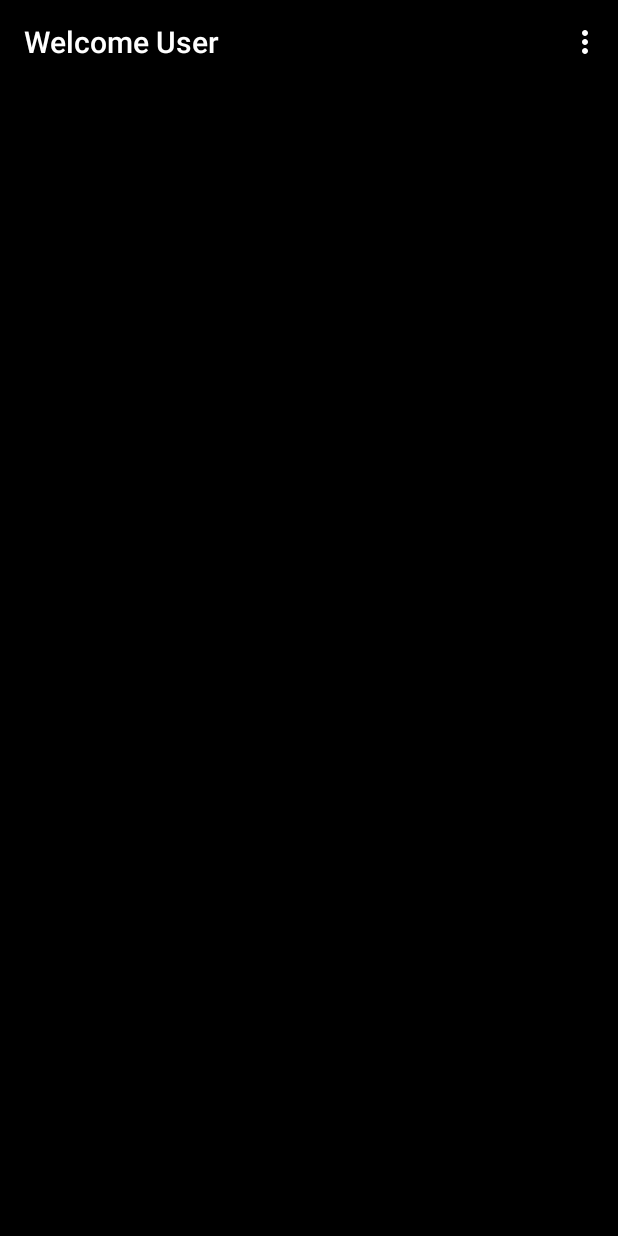
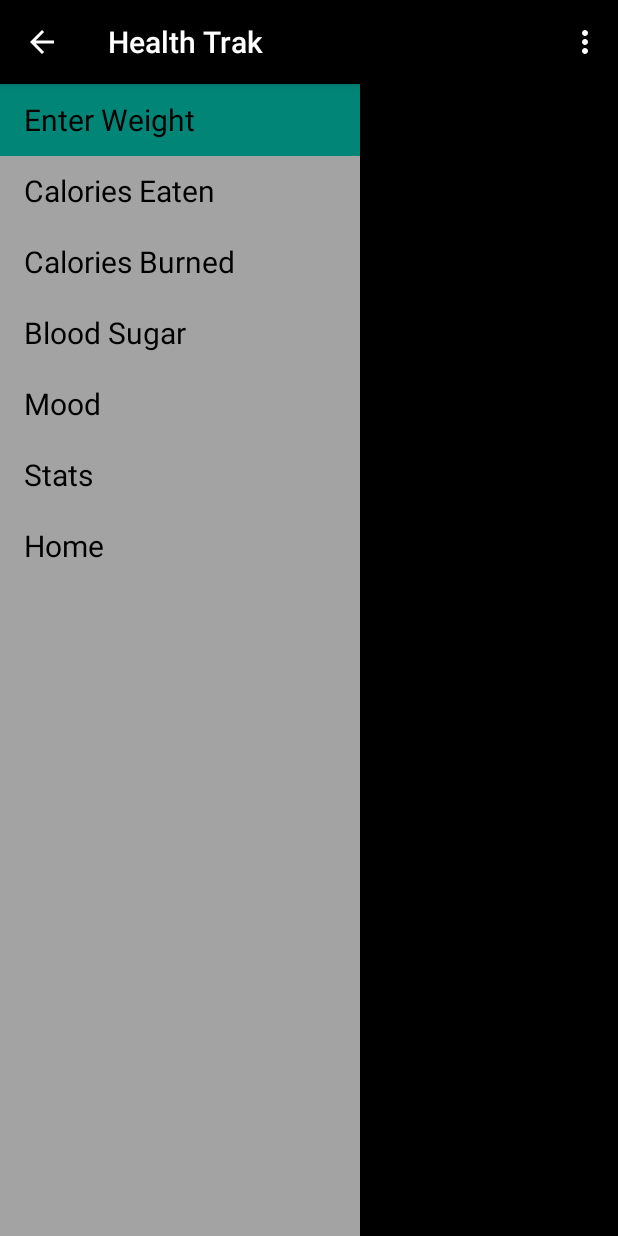
Before and after one commit to arun6060/HealthTrak, an Android app: the WelcomeUser screen opened directly, with no data from a screen before it, on a phone screen of 412 x 824 dp. Before the commit the screen is almost empty. Run offline under Robolectric (Android 15) with nearby library versions, the phone set to English and light mode, and no system bars; 2 statements that could not run were skipped.

Commit message:
- Added submit button to login and new user, this button navigates to the new activity NewUser - Added Action bar Activities - Added Navigation Drawer - Retooled and added comments for both the xml and java

```diff
--- a/app/src/main/AndroidManifest.xml
+++ b/app/src/main/AndroidManifest.xml
@@ -28,10 +28,6 @@
             android:name=".WelcomeUser"
             android:label="@string/title_activity_welcome_user" >
         </activity>
-        <activity
-            android:name=".WelcomeUser"
-            android:label="@string/title_activity_welcome_user" >
-        </activity>
     </application>
 
 </manifest>
--- /dev/null
+++ b/app/src/main/java/com/fitness/health_inc/healthtrak/NavigationDrawerFragment.java
@@ -0,0 +1,299 @@
+package com.fitness.health_inc.healthtrak;
+
+import android.support.v7.app.ActionBarActivity;
+import android.app.Activity;
+import android.support.v7.app.ActionBar;
+import android.support.v4.app.Fragment;
+import android.support.v4.app.ActionBarDrawerToggle;
+import android.support.v4.view.GravityCompat;
+import android.support.v4.widget.DrawerLayout;
+import android.content.SharedPreferences;
+import android.content.res.Configuration;
+import android.os.Bundle;
+import android.preference.PreferenceManager;
+import android.view.LayoutInflater;
+import android.view.Menu;
+import android.view.MenuInflater;
+import android.view.MenuItem;
+import android.view.View;
+import android.view.ViewGroup;
+import android.widget.AdapterView;
+import android.widget.ArrayAdapter;
+import android.widget.ListView;
+import android.widget.Toast;
+
+/**
+ * Fragment used for managing interactions for and presentation of a navigation drawer.
+ * See the <a href="https://developer.android.com/design/patterns/navigation-drawer.html#Interaction">
+ * design guidelines</a> for a complete explanation of the behaviors implemented here.
+ */
+public class NavigationDrawerFragment extends Fragment {
+
+    /**
+     * Remember the position of the selected item.
+     */
+    private static final String STATE_SELECTED_POSITION = "selected_navigation_drawer_position";
+
+
+    /**
+     * This is used to ensure that the user is aware of the drawer, this is implemented in the code
+     * found within the onCreate method.
+     */
+    private static final String PREF_USER_LEARNED_DRAWER = "navigation_drawer_learned";
+
+    /**
+     * A pointer to the current callbacks instance (the Activity).
+     */
+    private NavigationDrawerCallbacks mCallbacks;
+
+    /**
+     * Helper component that ties the action bar to the navigation drawer.
+     */
+    private ActionBarDrawerToggle mDrawerToggle;
+
+    private DrawerLayout mDrawerLayout;
+    private ListView mDrawerListView;
+    private View mFragmentContainerView;
+
+    private int mCurrentSelectedPosition = 0;
+    private boolean mFromSavedInstanceState;
+    private boolean mUserLearnedDrawer;
+
+    public NavigationDrawerFragment() {
+    }
+
+
+    @Override
+    public void onCreate(Bundle savedInstanceState) {
+        super.onCreate(savedInstanceState);
+
+        // Read in the flag indicating whether or not the user has demonstrated awareness of the
+        // drawer. See PREF_USER_LEARNED_DRAWER for details.
+        SharedPreferences sp = PreferenceManager.getDefaultSharedPreferences(getActivity());
+        mUserLearnedDrawer = sp.getBoolean(PREF_USER_LEARNED_DRAWER, false);
+
+        if (savedInstanceState != null) {
+            mCurrentSelectedPosition = savedInstanceState.getInt(STATE_SELECTED_POSITION);
+            mFromSavedInstanceState = true;
+        }
+
+        // Select either the default item (0) or the last selected item.
+        selectItem(mCurrentSelectedPosition);
+    }
+
+    @Override
+    public void onActivityCreated(Bundle savedInstanceState) {
+        super.onActivityCreated(savedInstanceState);
+        // Indicate that this fragment would like to influence the set of actions in the action bar.
+        // Setting value to true allows for upper left hand corner action bar press for access.
+        // Setting value to false disables upper left hand corner action bar press for access.
+        setHasOptionsMenu(true);
+    }
+
+    @Override
+    public View onCreateView(LayoutInflater inflater, ViewGroup container,
+                             Bundle savedInstanceState) {
+        //Inflates the view allowing the user to see the Navigation Drawer.
+        mDrawerListView = (ListView) inflater.inflate(
+                R.layout.fragment_navigation_drawer, container, false);
+        //This allows the user to click the options within the Navigation Drawer and navigate
+        //to the associated section.
+        mDrawerListView.setOnItemClickListener(new AdapterView.OnItemClickListener() {
+            @Override
+            public void onItemClick(AdapterView<?> parent, View view, int position, long id) {
+                selectItem(position);
+            }
+        });
+
+        //This is used to display the titles to each section found within the drawer and uses
+        //the string assets created in the strings.xml file.
+        mDrawerListView.setAdapter(new ArrayAdapter<String>(
+                getActionBar().getThemedContext(),
+                android.R.layout.simple_list_item_activated_1,
+                android.R.id.text1,
+                new String[]{
+                        getString(R.string.title_section1),
+                        getString(R.string.title_section2),
+                        getString(R.string.title_section3),
+                        getString(R.string.title_section4),
+                        getString(R.string.title_section5),
+                        getString(R.string.title_section6),
+                        getString(R.string.title_section7),
+                }));
+        mDrawerListView.setItemChecked(mCurrentSelectedPosition, true);
+        return mDrawerListView;
+    }
+
+    public boolean isDrawerOpen() {
+        return mDrawerLayout != null && mDrawerLayout.isDrawerOpen(mFragmentContainerView);
+    }
+
+    /**
+     * Users of this fragment must call this method to set up the navigation drawer interactions.
+     *
+     * @param fragmentId   The android:id of this fragment in its activity's layout.
+     * @param drawerLayout The DrawerLayout containing this fragment's UI.
+     */
+    public void setUp(int fragmentId, DrawerLayout drawerLayout) {
+        mFragmentContainerView = getActivity().findViewById(fragmentId);
+        mDrawerLayout = drawerLayout;
+
+        // set a custom shadow that overlays the main content when the drawer opens
+        mDrawerLayout.setDrawerShadow(R.drawable.drawer_shadow, GravityCompat.START);
+        // set up the drawer's list view with items and click listener
+
+        ActionBar actionBar = getActionBar();
+        actionBar.setDisplayHomeAsUpEnabled(true);
+        actionBar.setHomeButtonEnabled(true);
+
+        // ActionBarDrawerToggle ties together the the proper interactions
+        // between the navigation drawer and the action bar app icon.
+        mDrawerToggle = new ActionBarDrawerToggle(
+                getActivity(),                    /* host Activity */
+                mDrawerLayout,                    /* DrawerLayout object */
+                R.drawable.ic_drawer,             /* nav drawer image to replace 'Up' caret */
+                R.string.navigation_drawer_open,  /* "open drawer" description for accessibility */
+                R.string.navigation_drawer_close  /* "close drawer" description for accessibility */
+        ) {
+            @Override
+            public void onDrawerClosed(View drawerView) {
+                super.onDrawerClosed(drawerView);
+                if (!isAdded()) {
+                    return;
+                }
+
+                getActivity().supportInvalidateOptionsMenu(); // calls onPrepareOptionsMenu()
+            }
+
+            @Override
+            public void onDrawerOpened(View drawerView) {
+                super.onDrawerOpened(drawerView);
+                if (!isAdded()) {
+                    return;
+                }
+
+                if (!mUserLearnedDrawer) {
+                    // The user manually opened the drawer; store this flag to prevent auto-showing
+                    // the navigation drawer automatically in the future.
+                    mUserLearnedDrawer = true;
+                    SharedPreferences sp = PreferenceManager
+                            .getDefaultSharedPreferences(getActivity());
+                    sp.edit().putBoolean(PREF_USER_LEARNED_DRAWER, true).apply();
+                }
+
+                getActivity().supportInvalidateOptionsMenu(); // calls onPrepareOptionsMenu()
+            }
+        };
+
+        // If the user hasn't 'learned' about the drawer, open it to introduce them to the drawer,
+        // per the navigation drawer design guidelines.
+        if (!mUserLearnedDrawer && !mFromSavedInstanceState) {
+            mDrawerLayout.openDrawer(mFragmentContainerView);
+        }
+
+        // Defer code dependent on restoration of previous instance state.
+        mDrawerLayout.post(new Runnable() {
+            @Override
+            public void run() {
+                mDrawerToggle.syncState();
+            }
+        });
+
+        mDrawerLayout.setDrawerListener(mDrawerToggle);
+    }
+
+    private void selectItem(int position) {
+        mCurrentSelectedPosition = position;
+        if (mDrawerListView != null) {
+            mDrawerListView.setItemChecked(position, true);
+        }
+        if (mDrawerLayout != null) {
+            mDrawerLayout.closeDrawer(mFragmentContainerView);
+        }
+        if (mCallbacks != null) {
+            mCallbacks.onNavigationDrawerItemSelected(position);
+        }
+    }
+
+    @Override
+    public void onAttach(Activity activity) {
+        super.onAttach(activity);
+        try {
+            mCallbacks = (NavigationDrawerCallbacks) activity;
+        } catch (ClassCastException e) {
+            throw new ClassCastException("Activity must implement NavigationDrawerCallbacks.");
+        }
+    }
+
+    @Override
+    public void onDetach() {
+        super.onDetach();
+        mCallbacks = null;
+    }
+
+    @Override
+    public void onSaveInstanceState(Bundle outState) {
+        super.onSaveInstanceState(outState);
+        outState.putInt(STATE_SELECTED_POSITION, mCurrentSelectedPosition);
+    }
+
+    @Override
+    public void onConfigurationChanged(Configuration newConfig) {
+        super.onConfigurationChanged(newConfig);
+        // Forward the new configuration the drawer toggle component.
+        mDrawerToggle.onConfigurationChanged(newConfig);
+    }
+
+    @Override
+    public void onCreateOptionsMenu(Menu menu, MenuInflater inflater) {
+        // If the drawer is open, show the global app actions in the action bar.
+        // This controls the top-left area of the action bar.
+        if (mDrawerLayout != null && isDrawerOpen()) {
+            inflater.inflate(R.menu.global, menu);
+            showGlobalContextActionBar();
+        }
+        super.onCreateOptionsMenu(menu, inflater);
+    }
+
+    @Override
+    public boolean onOptionsItemSelected(MenuItem item) {
+
+        if (mDrawerToggle.onOptionsItemSelected(item)) {
+            return true;
+        }
+
+        // This if statement utilizes the information found within the fragment_navigation_drawer
+        // layout
+        if (item.getItemId() == R.id.action_example) {
+            Toast.makeText(getActivity(), "Example action.", Toast.LENGTH_SHORT).show();
+            return true;
+        }
+
+        return super.onOptionsItemSelected(item);
+    }
+
+    /**
+     * Per the navigation drawer design guidelines, updates the action bar to show the global app
+     * 'context', rather than just what's in the current screen.
+     */
+    private void showGlobalContextActionBar() {
+        ActionBar actionBar = getActionBar();
+        actionBar.setDisplayShowTitleEnabled(true);
+        actionBar.setNavigationMode(ActionBar.NAVIGATION_MODE_STANDARD);
+        actionBar.setTitle(R.string.app_name);
+    }
+
+    private ActionBar getActionBar() {
+        return ((ActionBarActivity) getActivity()).getSupportActionBar();
+    }
+
+    /**
+     * Callbacks interface that all activities using this fragment must implement.
+     */
+    public static interface NavigationDrawerCallbacks {
+        /**
+         * Called when an item in the navigation drawer is selected.
+         */
+        void onNavigationDrawerItemSelected(int position);
+    }
+}
--- a/app/src/main/java/com/fitness/health_inc/healthtrak/WelcomeUser.java
+++ b/app/src/main/java/com/fitness/health_inc/healthtrak/WelcomeUser.java
@@ -1,25 +1,106 @@
 package com.fitness.health_inc.healthtrak;
 
+import android.app.Activity;
 import android.support.v7.app.ActionBarActivity;
+import android.support.v7.app.ActionBar;
+import android.support.v4.app.Fragment;
+import android.support.v4.app.FragmentManager;
+import android.content.Context;
+import android.os.Build;
 import android.os.Bundle;
+import android.view.Gravity;
+import android.view.LayoutInflater;
 import android.view.Menu;
 import android.view.MenuItem;
+import android.view.View;
+import android.view.ViewGroup;
+import android.support.v4.widget.DrawerLayout;
+import android.widget.ArrayAdapter;
+import android.widget.TextView;
 
 
-public class WelcomeUser extends ActionBarActivity {
+public class WelcomeUser extends ActionBarActivity
+        implements NavigationDrawerFragment.NavigationDrawerCallbacks {
+
+    /**
+     * Fragment managing the behaviors, interactions and presentation of the navigation drawer.
+     */
+    private NavigationDrawerFragment mNavigationDrawerFragment;
+
+    /**
+     * Used to store the last screen title. For use in {@link #restoreActionBar()}.
+     */
+    private CharSequence mTitle;
 
     @Override
     protected void onCreate(Bundle savedInstanceState) {
         super.onCreate(savedInstanceState);
         setContentView(R.layout.activity_welcome_user);
+
+        mNavigationDrawerFragment = (NavigationDrawerFragment)
+                getSupportFragmentManager().findFragmentById(R.id.navigation_drawer);
+        mTitle = getTitle();
+
+        // Set up the drawer.
+        mNavigationDrawerFragment.setUp(
+                R.id.navigation_drawer,
+                (DrawerLayout) findViewById(R.id.drawer_layout));
+    }
+
+    @Override
+    public void onNavigationDrawerItemSelected(int position) {
+        // update the main content by replacing fragments
+        FragmentManager fragmentManager = getSupportFragmentManager();
+        fragmentManager.beginTransaction()
+                .replace(R.id.container, PlaceholderFragment.newInstance(position + 1))
+                .commit();
+    }
+
+    public void onSectionAttached(int number) {
+        switch (number) {
+            case 1:
+                mTitle = getString(R.string.title_section1);
+                break;
+            case 2:
+                mTitle = getString(R.string.title_section2);
+                break;
+            case 3:
+                mTitle = getString(R.string.title_section3);
+                break;
+            case 4:
+                mTitle = getString(R.string.title_section4);
+                break;
+            case 5:
+                mTitle = getString(R.string.title_section5);
+                break;
+            case 6:
+                mTitle = getString(R.string.title_section6);
+                break;
+            case 7:
+                mTitle = getString(R.string.title_section6);
+                break;
+        }
+    }
+
+    public void restoreActionBar() {
+        ActionBar actionBar = getSupportActionBar();
+        actionBar.setNavigationMode(ActionBar.NAVIGATION_MODE_STANDARD);
+        actionBar.setDisplayShowTitleEnabled(true);
+        actionBar.setTitle(mTitle);
     }
 
 
     @Override
     public boolean onCreateOptionsMenu(Menu menu) {
-        // Inflate the menu; this adds items to the action bar if it is present.
-        getMenuInflater().inflate(R.menu.menu_welcome_user, menu);
-        return true;
+        if (!mNavigationDrawerFragment.isDrawerOpen()) {
+            // Only show items in the action bar relevant to this screen
+            // if the drawer is not showing. Otherwise, let the drawer
+            // decide what to show in the action bar.
+            getMenuInflater().inflate(R.menu.welcome_user, menu);
+            restoreActionBar();
+            return true;
+        }
+        return super.onCreateOptionsMenu(menu);
     }
 
     @Override
@@ -36,4 +117,45 @@ public class WelcomeUser extends ActionBarActivity {
 
         return super.onOptionsItemSelected(item);
     }
+
+    /**
+     * A placeholder fragment containing a simple view.
+     */
+    public static class PlaceholderFragment extends Fragment {
+        /**
+         * The fragment argument representing the section number for this
+         * fragment.
+         */
+        private static final String ARG_SECTION_NUMBER = "section_number";
+
+        /**
+         * Returns a new instance of this fragment for the given section
+         * number.
+         */
+        public static PlaceholderFragment newInstance(int sectionNumber) {
+            PlaceholderFragment fragment = new PlaceholderFragment();
+            Bundle args = new Bundle();
+            args.putInt(ARG_SECTION_NUMBER, sectionNumber);
+            fragment.setArguments(args);
+            return fragment;
+        }
+
+        public PlaceholderFragment() {
+        }
+
+        @Override
+        public View onCreateView(LayoutInflater inflater, ViewGroup container,
+                                 Bundle savedInstanceState) {
+            View rootView = inflater.inflate(R.layout.fragment_welcome_user, container, false);
+            return rootView;
+        }
+
+        @Override
+        public void onAttach(Activity activity) {
+            super.onAttach(activity);
+            ((WelcomeUser) activity).onSectionAttached(
+                    getArguments().getInt(ARG_SECTION_NUMBER));
+        }
+    }
+
 }
--- a/app/src/main/res/layout/activity_welcome_user.xml
+++ b/app/src/main/res/layout/activity_welcome_user.xml
@@ -1,12 +1,29 @@
-<RelativeLayout xmlns:android="http://schemas.android.com/apk/res/android"
-    xmlns:tools="http://schemas.android.com/tools"
-    android:layout_width="match_parent"
-    android:layout_height="match_parent"
-    android:paddingLeft="@dimen/activity_horizontal_margin"
-    android:paddingRight="@dimen/activity_horizontal_margin"
-    android:paddingTop="@dimen/activity_vertical_margin"
-    android:paddingBottom="@dimen/activity_vertical_margin"
+<!-- A DrawerLayout is intended to be used as the top-level content view using match_parent
+for both width and height to consume the full space available. -->
+<android.support.v4.widget.DrawerLayout xmlns:android="http://schemas.android.com/apk/res/android"
+    xmlns:tools="http://schemas.android.com/tools" android:id="@+id/drawer_layout"
+    android:layout_width="match_parent" android:layout_height="match_parent"
     tools:context="com.fitness.health_inc.healthtrak.WelcomeUser">
 
+    <!-- As the main content view, the view below consumes the entire
+         space available using match_parent in both dimensions. -->
+    <FrameLayout android:id="@+id/container" android:layout_width="match_parent"
+        android:layout_height="match_parent" />
 
-</RelativeLayout>
+    <!-- android:layout_gravity="start" tells DrawerLayout to treat
+         this as a sliding drawer on the left side for left-to-right
+         languages and on the right side for right-to-left languages.
+         This app is not using API 17 or higher, so the use of
+         android:layout_gravity="left" will be used instead. -->
+
+    <!-- The drawer is given a fixed width in dp and extends the full height of
+         the container. Here the fragment_navigation_drawer is made use of to populate
+         this section of the drawer layout.-->
+    <fragment android:id="@+id/navigation_drawer"
+        android:layout_width="@dimen/navigation_drawer_width"
+        android:layout_height="match_parent"
+        android:layout_gravity="left"
+        android:name="com.fitness.health_inc.healthtrak.NavigationDrawerFragment"
+        tools:layout="@layout/fragment_navigation_drawer" />
+
+</android.support.v4.widget.DrawerLayout>
--- a/app/src/main/res/layout/fragment_logo.xml
+++ b/app/src/main/res/layout/fragment_logo.xml
@@ -3,7 +3,7 @@
     android:layout_height="match_parent"
     tools:context="com.fitness.health_inc.healthtrak.LogoFragment">
 
-    //This fragment is designed to make it easy to place the logo anywhere within the app
+    <!--This fragment is designed to make it easy to place the logo anywhere within the app-->
     <ImageView
         android:paddingRight="10dp"
         android:paddingLeft="10dp"
--- /dev/null
+++ b/app/src/main/res/layout/fragment_navigation_drawer.xml
@@ -0,0 +1,11 @@
+<ListView xmlns:android="http://schemas.android.com/apk/res/android"
+    xmlns:tools="http://schemas.android.com/tools"
+    android:layout_width="match_parent"
+    android:layout_height="match_parent"
+    android:choiceMode="singleChoice"
+    android:divider="@android:color/transparent"
+    android:dividerHeight="0dp"
+    android:background="#cccc"
+    tools:context="com.fitness.health_inc.healthtrak.NavigationDrawerFragment" />
+
+    <!-- This fragment is used to create the list view for Navigation Drawers and -->
--- a/app/src/main/res/menu/welcome_user.xml
+++ b/app/src/main/res/menu/welcome_user.xml
@@ -2,8 +2,18 @@
     xmlns:app="http://schemas.android.com/apk/res-auto"
     xmlns:tools="http://schemas.android.com/tools"
     tools:context="com.fitness.health_inc.healthtrak.WelcomeUser">
-    <item android:id="@+id/action_example" android:title="@string/title_activity_welcome_user"
+
+    //This fragment supports usability by eliminating the need to develop code again for
+    //titles within the navigation Drawer.
+
+
+    <item android:id="@+id/action_example"
+        android:title="@string/action_example"
         app:showAsAction="withText|ifRoom" />
-    <item android:id="@+id/action_settings" android:title="@string/action_settings"
-        android:orderInCategory="100" app:showAsAction="never" />
+
+    <item android:id="@+id/action_settings"
+        android:title="@string/action_settings"
+        android:orderInCategory="100"
+        app:showAsAction="never" />
+
 </menu>
--- a/app/src/main/res/values/HealthTrak_Theme.xml
+++ b/app/src/main/res/values/HealthTrak_Theme.xml
@@ -1,15 +1,15 @@
 <resources>
 
-    //This is the basic theme for the entire app It makes utilization of a parent theme
-    //but has modifications to the background color, text color, and text size
-    //this has been applied to the app through the manifest.
+    <!--This is the basic theme for the entire app It makes utilization of a parent theme
+    but has modifications to the background color, text color, and text size
+    this has been applied to the app through the manifest.-->
     <style name="AppTheme" parent="Theme.AppCompat.Light.DarkActionBar">
-        <item name="android:background">#000000</item>
+        <item name="android:background">#000</item>
         <item name="android:textSize">20sp</item>
-        <item name="android:textColor">#000000</item>
+        <item name="android:textColor">#000</item>
     </style>
 
-    //This style is a sub class used for button layouts
+    <!--This style is a sub class used for button layouts-->
     <style name="AppTheme.buttons">
         <item name="android:background">#c0c0c0</item>
         <item name="android:layout_width">fill_parent</item>
@@ -25,8 +25,15 @@
         <item name="android:layout_gravity">center</item>
     </style>
 
-    //This is a subclass of the AppThem used for displaying larger text
+    <!--This is a subclass of the AppThem used for displaying larger text-->
     <style name="AppTheme.title_text">
         <item name="android:textSize">40sp</item>
     </style>
+
+    <!--This subclass is for the Navigation Drawer-->
+    <style name="AppTheme.yellow_text">
+        <item name="android:textSize">20sp</item>
+        <item name="android:textColor">#ffff00</item>
+    </style>
+
 </resources>
--- a/app/src/main/res/values/strings.xml
+++ b/app/src/main/res/values/strings.xml
@@ -1,6 +1,7 @@
 <?xml version="1.0" encoding="utf-8"?>
 <resources>
-    //Activity Strings
+    <!--Activity Strings-->
+
     <string name="app_name">Health Trak</string>
     <string name="login_button">Log In</string>
     <string name="new_user_button">New User</string>
@@ -12,14 +13,53 @@
     <string name="password">Password</string>
     <string name="title_activity_new_user">New User</string>
     <string name="title_activity_welcome_user">Welcome User</string>
-    //Fragment Strings
+
+    <!--Fragment Strings-->
+
     <string name="health_trak_logo">health_trak_logo</string>
-    //Menu Strings
+
+    <!--Menu Strings-->
+
     <string name="action_login">Log In</string>
     <string name="action_new_user">New User</string>
     <string name="action_new">New</string>
     <string name="action_search">Search</string>
     <string name="action_settings">Settings</string>
 
+    <!--Navigation Drawer Strings-->
+
+    <!--Navigation Drawer Titles
+    These arrays are built to support xml coding, allowing for direct coding in the
+    xml layout instead of java class utilization-->
+
+    <array name="UserInputs">
+        <item>Enter Weight</item>
+        <item>Calories Eaten</item>
+        <item>Calories Burned</item>
+        <item>Blood Sugar</item>
+        <item>Mood</item>
+        <item>Stats</item>
+        <item>Home</item>
+    </array>
+
+    <!--Navigation Drawer Titles
+    These string arrays are the same as those used for the xml layout but are built to support
+    utilization in Java classes-->
+
+    <string name="title_section1">Enter Weight</string>
+    <string name="title_section2">Calories Eaten</string>
+    <string name="title_section3">Calories Burned</string>
+    <string name="title_section4">Blood Sugar</string>
+    <string name="title_section5">Mood</string>
+    <string name="title_section6">Stats</string>
+    <string name="title_section7">Home</string>
+
+    <!--These strings are used within the navigation drawer layouts-->
+
+    <string name="navigation_drawer_open">Open navigation drawer</string>
+    <string name="navigation_drawer_close">Close navigation drawer</string>
+    <string name="action_example">Example action</string>
+
+    <!--New String Auto Create Division-->
 
 </resources>
```
Also changed, not shown: app/src/main/res/layout/activity_login.xml (+4 -4 lines), app/src/main/res/layout/activity_main.xml (+10 -4 lines), app/src/main/res/layout/activity_new_user.xml (+4 -4 lines), app/src/main/res/layout/fragment_user_info.xml (+13 -3 lines), app/src/main/res/layout/fragment_welcome_user.xml (added, +17 -0 lines).
